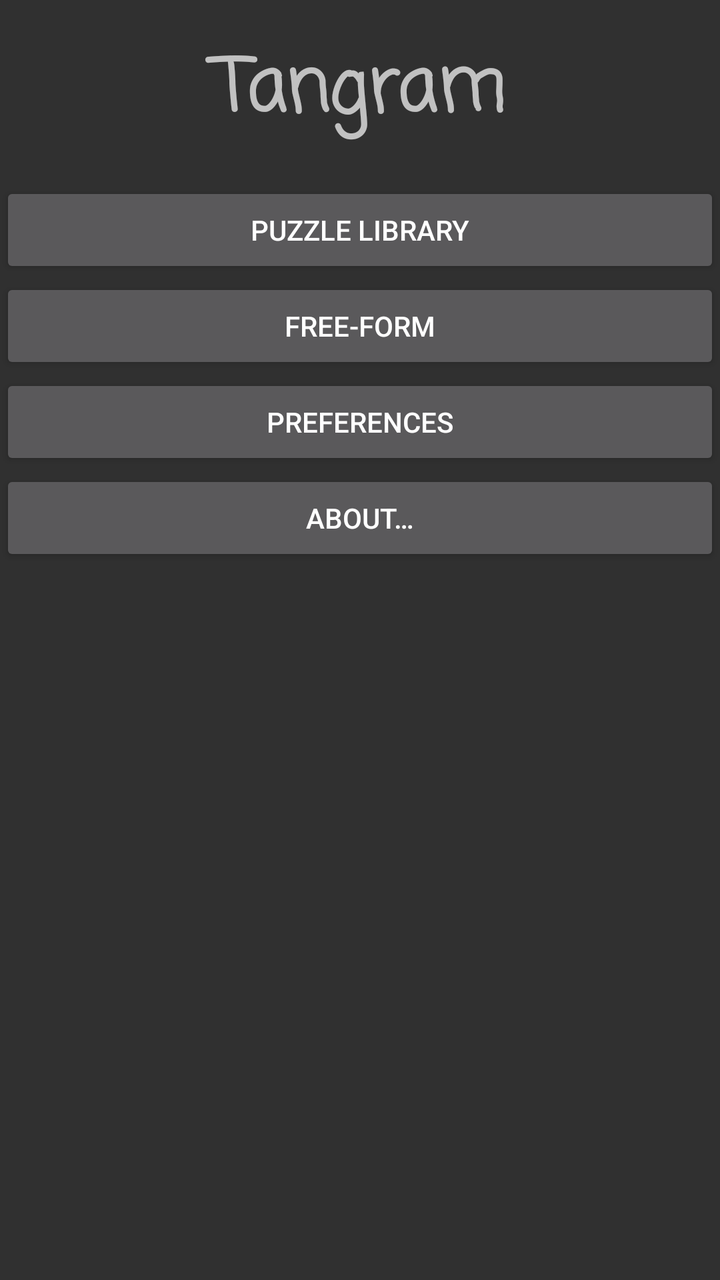
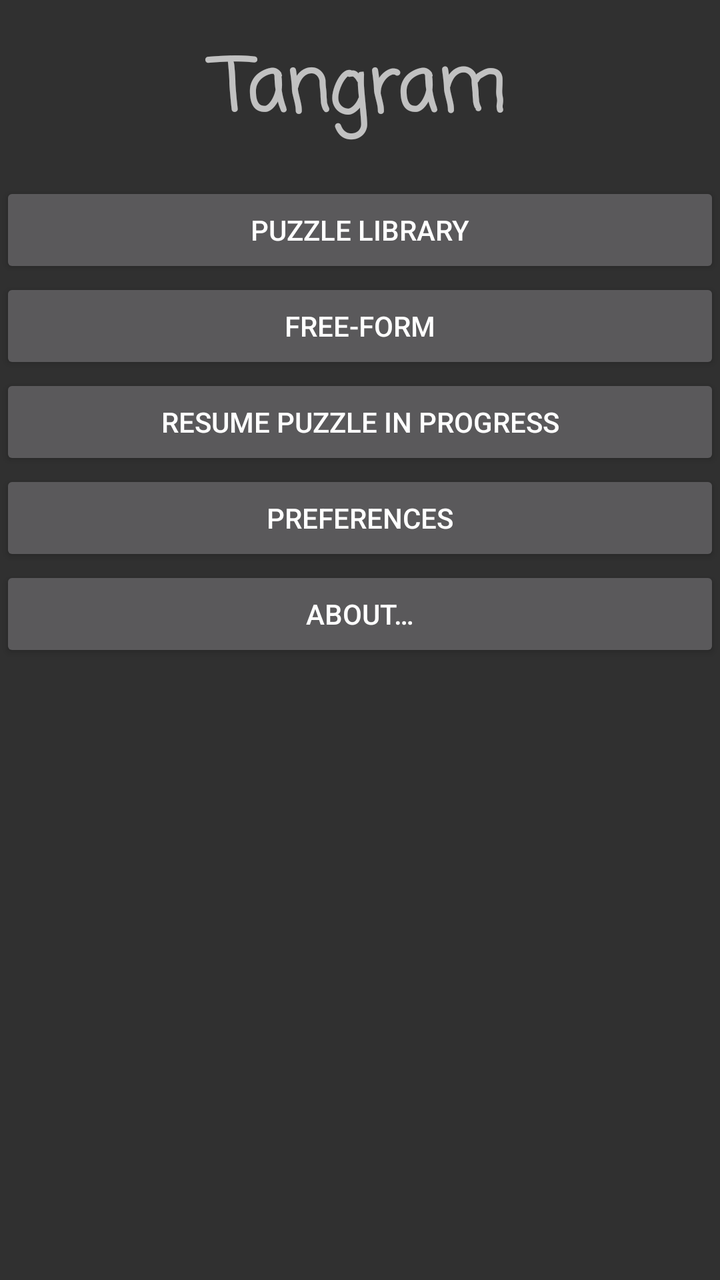

Before-and-after screenshots of an Android layout around one commit, followed by the original layout XML and the change that was made.
<!-- AndroidManifest.xml: application theme Theme.Tangram -->
<!-- res/layout/activity_main.xml -->
<?xml version="1.0" encoding="utf-8"?>
<LinearLayout xmlns:android="http://schemas.android.com/apk/res/android"
    android:orientation="vertical"
    android:layout_width="match_parent"
    android:layout_height="match_parent">

    
    <TextView
        android:text="@string/app_name"
        android:layout_width="match_parent"
        android:layout_height="wrap_content"
        android:gravity="center_horizontal"
        android:fontFamily="casual"
        android:textStyle="bold"
        android:textSize="36sp"
        android:paddingVertical="18dp"/>

    
    <Button android:id="@+id/MainButtonLibrary"
        android:text="@string/MenuLibrary"
        android:layout_width="match_parent"
        android:layout_height="wrap_content" />

    
    <Button android:id="@+id/MainButtonSketch"
        android:text="@string/MenuSketch"
        android:layout_width="match_parent"
        android:layout_height="wrap_content" />

    
    <Button android:id="@+id/MainButtonPreferences"
        android:text="@string/MenuPreferences"
        android:layout_width="match_parent"
        android:layout_height="wrap_content" />

    
    <Button android:id="@+id/MainButtonAbout"
        android:text="@string/MenuAbout"
        android:layout_width="match_parent"
        android:layout_height="wrap_content" />

</LinearLayout>
<!-- resources referenced by this layout -->
<resources>
  <string name="MenuAbout">About…</string>
  <string name="MenuLibrary">Puzzle Library</string>
  <string name="MenuPreferences">Preferences</string>
  <string name="MenuSketch">Free-form</string>
  <string name="app_name">Tangram</string>
  <style name="Theme.Tangram" parent="Theme.AppCompat">
          
          <item name="tangramOutlineWidth">1</item>
          <item name="tangramOutlineColor">@color/gray7</item>
          <item name="tangramSmallTriangleColor">@color/crimson</item>
          <item name="tangramSmallSquareColor">@color/gold</item>
          <item name="tangramParallelogramColor">@color/dark_orange</item>
          <item name="tangramMediumTriangleColor">@color/forest_green</item>
          <item name="tangramLargeTriangleColor">@color/dodger_blue</item>
      </style>
  <color name="gray7">#FF121212</color>
  <color name="crimson">#FFDC143C</color>
  <color name="gold">#FFFFD700</color>
  <color name="dark_orange">#FFFF8C00</color>
  <color name="forest_green">#FF228B22</color>
  <color name="dodger_blue">#FF1E90FF</color>
</resources>

<!-- the commit's change to res/layout/activity_main.xml (unified diff, before → after) -->
@@ -28,6 +28,12 @@
         android:layout_height="wrap_content" />
 
     
+    <Button android:id="@+id/MainButtonResume"
+        android:text="@string/MenuResume"
+        android:layout_width="match_parent"
+        android:layout_height="wrap_content" />
+
+    
     <Button android:id="@+id/MainButtonPreferences"
         android:text="@string/MenuPreferences"
         android:layout_width="match_parent"
<!-- resource entries referenced after the edit -->
@@ -3,6 +3,7 @@
   <string name="MenuAbout">About…</string>
   <string name="MenuLibrary">Puzzle Library</string>
   <string name="MenuPreferences">Preferences</string>
+  <string name="MenuResume">Resume Puzzle In Progress</string>
   <string name="MenuSketch">Free-form</string>
   <string name="app_name">Tangram</string>
   <style name="Theme.Tangram" parent="Theme.AppCompat">
